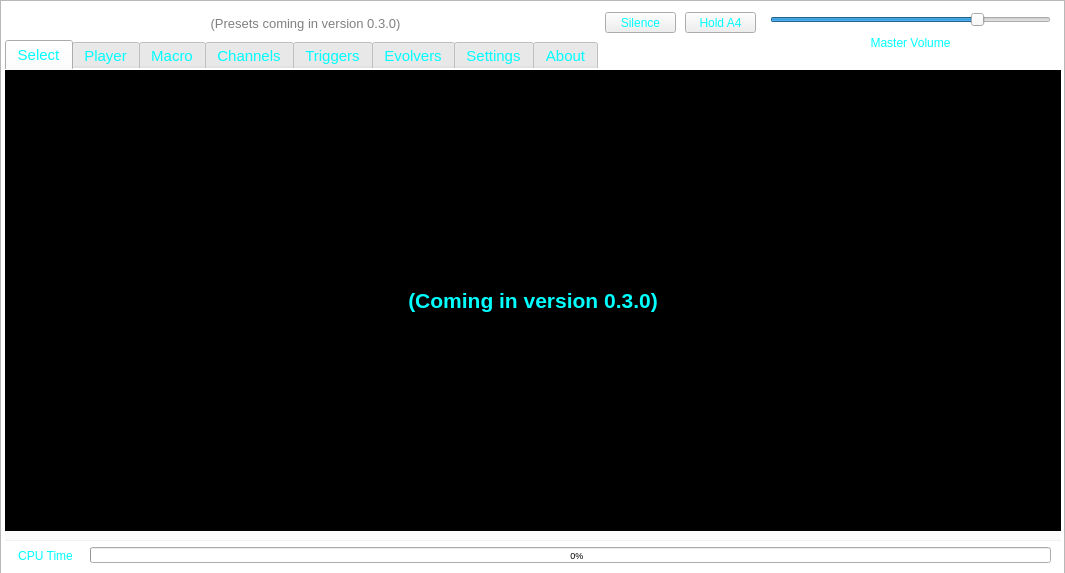
Above: ui/sbmain/soundbenchmain.ui from TheDaemoness/Soundbench before the change. Below: the same form after it.
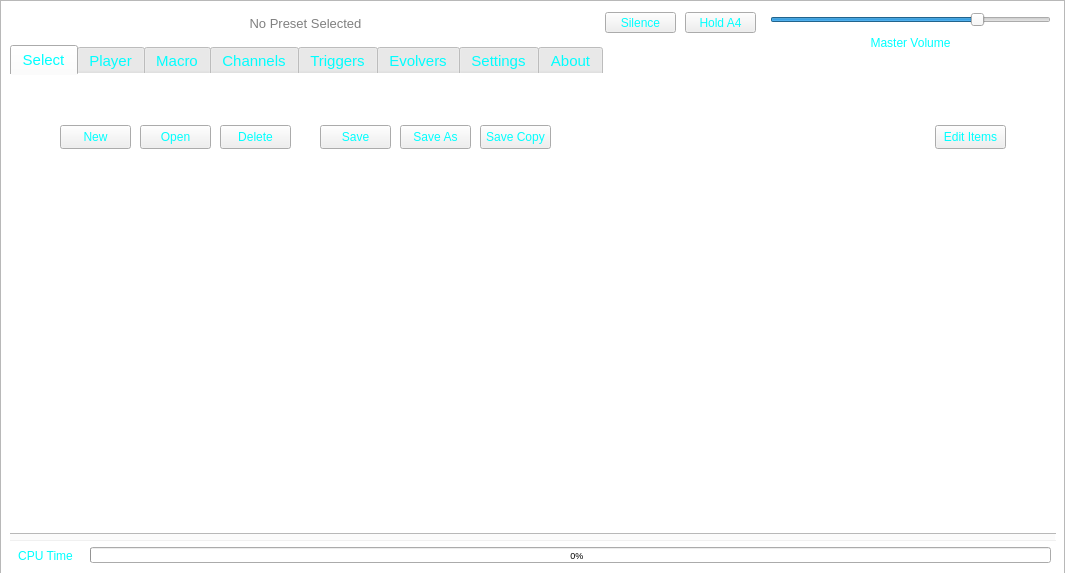
That is the form after the change. The open tabs and pages were chosen to show the change. Icons and pictures are not drawn.

Commit message: Started work on the Select interface.

```diff
--- a/ui/sbmain/soundbenchmain.ui
+++ b/ui/sbmain/soundbenchmain.ui
@@ -383,10 +383,10 @@
    <widget class="QTabWidget" name="mainTabs">
     <property name="geometry">
      <rect>
-      <x>5</x>
-      <y>40</y>
-      <width>1056</width>
-      <height>501</height>
+      <x>10</x>
+      <y>45</y>
+      <width>1046</width>
+      <height>496</height>
      </rect>
     </property>
     <property name="font">
@@ -431,40 +431,122 @@
      <widget class="QGraphicsView" name="selectBackdrop">
       <property name="geometry">
        <rect>
-        <x>0</x>
-        <y>0</y>
+        <x>-2</x>
+        <y>-2</y>
         <width>1056</width>
         <height>461</height>
        </rect>
       </property>
       <property name="styleSheet">
        <string notr="true">QGraphicsView {
-	background-color: black;
+	border-image: url(:/backdrops/selectbackdrop.png);
 }</string>
       </property>
      </widget>
-     <widget class="QLabel" name="selectComingSoon">
+     <widget class="QTableWidget" name="presetList">
       <property name="geometry">
        <rect>
-        <x>0</x>
-        <y>0</y>
-        <width>1056</width>
-        <height>461</height>
+        <x>65</x>
+        <y>110</y>
+        <width>921</width>
+        <height>276</height>
        </rect>
       </property>
-      <property name="font">
-       <font>
-        <family>Ubuntu</family>
-        <pointsize>16</pointsize>
-        <weight>75</weight>
-        <bold>true</bold>
-       </font>
+      <property name="styleSheet">
+       <string notr="true">QTableWidget {
+	background-color: rgba(0, 0, 0, 0);
+}</string>
       </property>
+     </widget>
+     <widget class="QPushButton" name="pushButton">
+      <property name="geometry">
+       <rect>
+        <x>130</x>
+        <y>50</y>
+        <width>71</width>
+        <height>24</height>
+       </rect>
+      </property>
       <property name="text">
-       <string>(Coming in version 0.3.0)</string>
+       <string>Open</string>
       </property>
-      <property name="alignment">
-       <set>Qt::AlignCenter</set>
+     </widget>
+     <widget class="QPushButton" name="pushButton_2">
+      <property name="geometry">
+       <rect>
+        <x>310</x>
+        <y>50</y>
+        <width>71</width>
+        <height>24</height>
+       </rect>
+      </property>
+      <property name="text">
+       <string>Save</string>
+      </property>
+     </widget>
+     <widget class="QPushButton" name="pushButton_3">
+      <property name="geometry">
+       <rect>
+        <x>390</x>
+        <y>50</y>
+        <width>71</width>
+        <height>24</height>
+       </rect>
+      </property>
+      <property name="text">
+       <string>Save As</string>
+      </property>
+     </widget>
+     <widget class="QPushButton" name="pushButton_4">
+      <property name="geometry">
+       <rect>
+        <x>470</x>
+        <y>50</y>
+        <width>71</width>
+        <height>24</height>
+       </rect>
+      </property>
+      <property name="text">
+       <string>Save Copy</string>
+      </property>
+     </widget>
+     <widget class="QPushButton" name="pushButton_5">
+      <property name="geometry">
+       <rect>
+        <x>50</x>
+        <y>50</y>
+        <width>71</width>
+        <height>24</height>
+       </rect>
+      </property>
+      <property name="text">
+       <string>New</string>
+      </property>
+     </widget>
+     <widget class="QPushButton" name="pushButton_6">
+      <property name="geometry">
+       <rect>
+        <x>210</x>
+        <y>50</y>
+        <width>71</width>
+        <height>24</height>
+       </rect>
+      </property>
+      <property name="text">
+       <string>Delete</string>
+      </property>
+     </widget>
+     <widget class="QPushButton" name="pushButton_7">
+      <property name="geometry">
+       <rect>
+        <x>925</x>
+        <y>50</y>
+        <width>71</width>
+        <height>24</height>
+       </rect>
+      </property>
+      <property name="text">
+       <string>Edit Items</string>
       </property>
      </widget>
     </widget>
@@ -1925,7 +2007,7 @@
 }</string>
     </property>
     <property name="text">
-     <string>(Presets coming in version 0.3.0)</string>
+     <string>No Preset Selected</string>
     </property>
     <property name="alignment">
      <set>Qt::AlignCenter</set>
```
Left out of the diff: 149 changed lines with no effect on the pictures. The commit also changes 8 other files.
